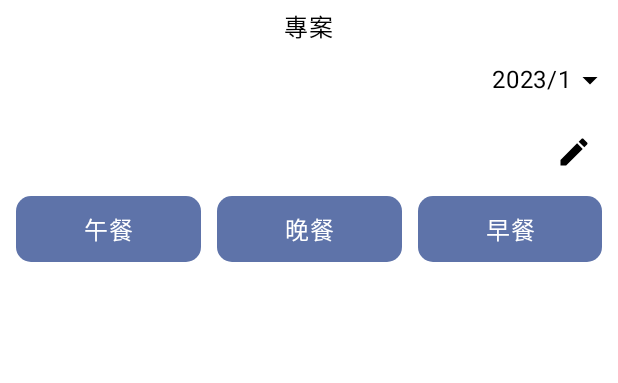
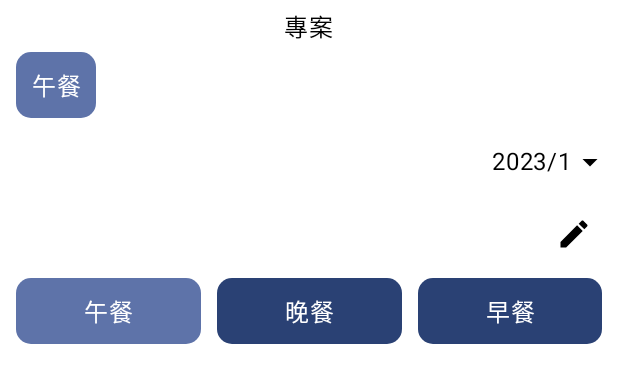
Before and after one commit to kikiouo201/FullMoonMoney, an Android app built with Jetpack Compose: the @Preview function ProjectPreview, on a phone screen of 412 x 824 dp. Shown: the top 383 px of the screen. Run offline under Robolectric (Android 15) with nearby library versions, the light colour scheme and no system bars.

Commit message:
Add the function of selecting projects in the project ui

```diff
--- a/app/src/main/java/com/example/fullmoonmoney/ui/project/Project.kt
+++ b/app/src/main/java/com/example/fullmoonmoney/ui/project/Project.kt
@@ -1,6 +1,7 @@
 package com.example.fullmoonmoney.ui.project
 
 import androidx.compose.foundation.background
+import androidx.compose.foundation.clickable
 import androidx.compose.foundation.layout.Column
 import androidx.compose.foundation.layout.Row
 import androidx.compose.foundation.layout.fillMaxSize
@@ -41,6 +42,7 @@ import com.example.fullmoonmoney.ui.theme.FullMoonMoneyTheme
 
 @Composable
 fun Project(viewModel: ProjectViewModel = viewModel()) {
+    val selectedData by remember { mutableStateOf(viewModel.selectedData) }
     val dataList by remember { mutableStateOf(viewModel.dataList) }
     var isAddFixedItemDialog by remember { mutableStateOf(false) }
 
@@ -53,6 +55,18 @@ fun Project(viewModel: ProjectViewModel = viewModel()) {
             text = stringResource(R.string.project),
             modifier = Modifier.align(Alignment.CenterHorizontally),
             style = MaterialTheme.typography.bodyLarge
+        )
+        Text(
+            text = selectedData.value,
+            color = Color.White,
+            modifier = Modifier
+                .padding(5.dp)
+                .clip(RoundedCornerShape(10.dp))
+                .background(MaterialTheme.colorScheme.primaryContainer)
+                .padding(10.dp),
+            overflow = TextOverflow.Ellipsis,
+            maxLines = 1,
+            textAlign = TextAlign.Center,
         )
         Column(
             modifier = Modifier.fillMaxWidth(),
@@ -80,11 +94,18 @@ fun Project(viewModel: ProjectViewModel = viewModel()) {
                         modifier = Modifier
                             .padding(5.dp)
                             .clip(RoundedCornerShape(10.dp))
-                            .background(MaterialTheme.colorScheme.primaryContainer)
+                            .clickable { viewModel.setSelectedData(it) }
+                            .background(
+                                if (it == selectedData.value) {
+                                    MaterialTheme.colorScheme.primaryContainer
+                                } else {
+                                    MaterialTheme.colorScheme.primary
+                                }
+                            )
                             .padding(10.dp),
                         overflow = TextOverflow.Ellipsis,
                         maxLines = 1,
-                        textAlign = TextAlign.Center
+                        textAlign = TextAlign.Center,
                     )
                 }
             }
--- a/app/src/main/java/com/example/fullmoonmoney/ui/project/ProjectViewModel.kt
+++ b/app/src/main/java/com/example/fullmoonmoney/ui/project/ProjectViewModel.kt
@@ -5,11 +5,13 @@ import androidx.lifecycle.ViewModel
 
 class ProjectViewModel : ViewModel() {
 
+    val selectedData = mutableStateOf("")
     val dataList = mutableStateOf(listOf<String>())
     var selectedDate = mutableStateOf(Pair(2023, 1))
 
     init {
         dataList.value = listOf("午餐", "晚餐", "早餐")
+        selectedData.value = dataList.value[0]
     }
 
     fun setCurrentStatus(date: Pair<Int, Int>) {
@@ -25,4 +27,8 @@ class ProjectViewModel : ViewModel() {
             dataList.value = detailList
         }
     }
+
+    fun setSelectedData(data: String) {
+        selectedData.value = data
+    }
 }
```
